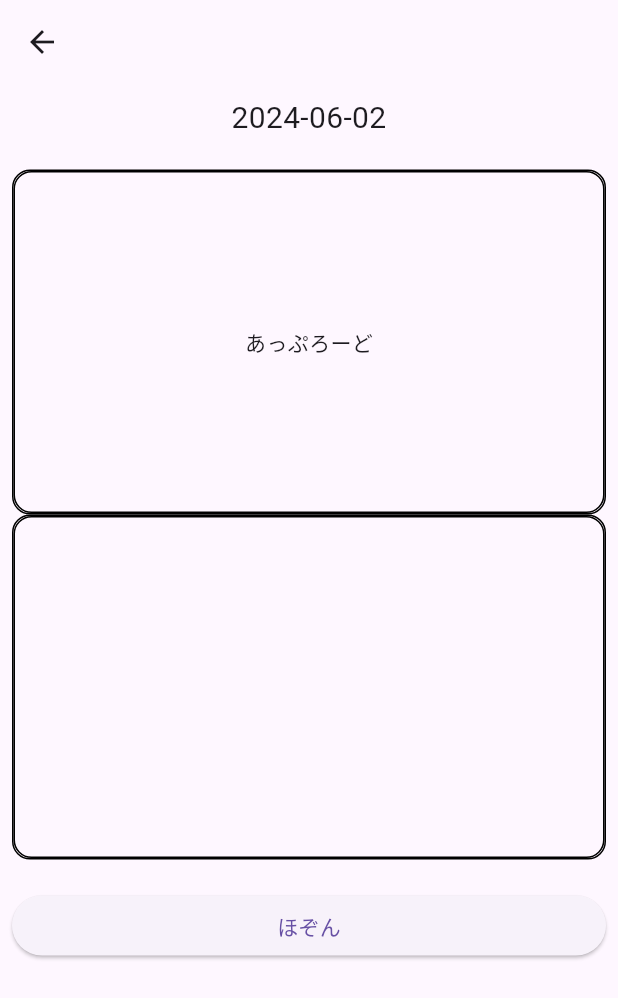
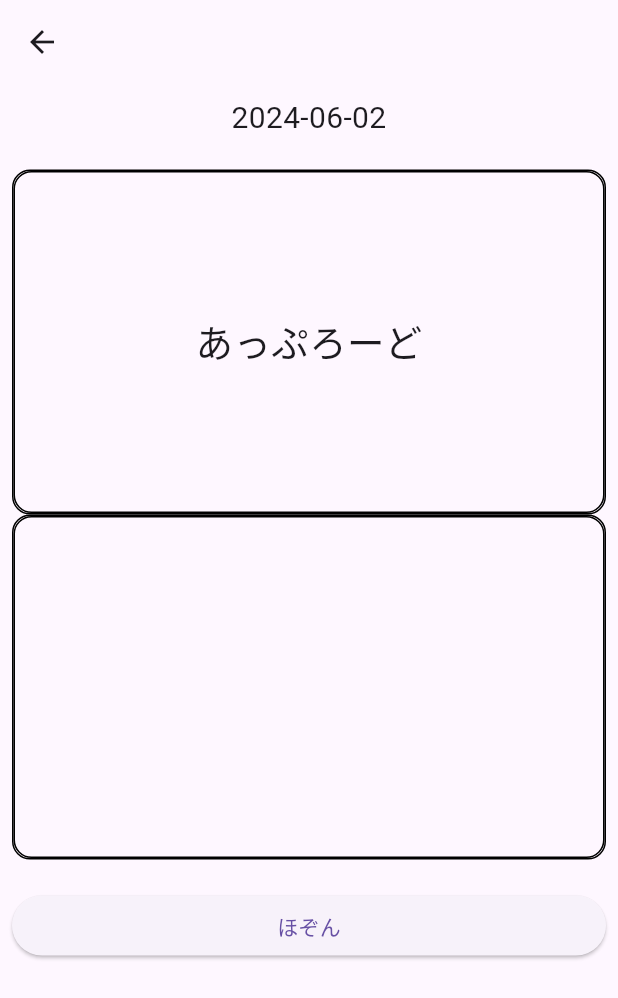
Before and after one commit to I-Shizu/fight_app2, a Flutter app: the NewPostPage screen opened directly, on a phone screen of 412 x 824 dp. Shown: the top 998 px of the screen. Run offline on Flutter 3.47's test engine with Material 3 defaults, Android fonts, the phone set to English and light mode, and no system bars; our stand-ins replace cloud_firestore, firebase_auth, firebase_core, firebase_storage, google_fonts, google_sign_in and 2 more; accounts and stored records are empty.

Commit message:
フォントサイズ変更

```diff
--- a/lib/Page/home_page.dart
+++ b/lib/Page/home_page.dart
@@ -23,7 +23,7 @@ class HomePage extends StatelessWidget {
           )
         ],
       ),
-      body: CalendarPage(),//columnするとエラーになる
+      body: const CalendarPage(),//columnするとエラーになる
     );
   }
 }
--- a/lib/Page/new_post_page.dart
+++ b/lib/Page/new_post_page.dart
@@ -60,7 +60,7 @@ class _NewPostPageState extends State<NewPostPage> {
                             duration: Duration(seconds: 3),
                           )
                         );
-                        return; // 画像が既に選択されている場合は処理を中断
+                        return; // 画像が既に選択されている場合
                       } else {
                         await upload();
                       }
@@ -111,7 +111,7 @@ class _NewPostPageState extends State<NewPostPage> {
                       ),
                       child: Text(
                         _textController.text,
-                        style: TextStyle(
+                        style: const TextStyle(
                           fontSize: 25,
                         ),
                       ),
@@ -207,7 +207,12 @@ class _NewPostPageState extends State<NewPostPage> {
           borderRadius: BorderRadius.circular(12),
         ),
         child: const Center(
-          child: Text('あっぷろーど')
+          child: Text(
+            'あっぷろーど',
+            style: TextStyle(
+              fontSize: 25,
+            ),
+          )
         ),
       );
     }
--- a/lib/calendar.dart
+++ b/lib/calendar.dart
@@ -81,7 +81,7 @@ class _CalendarPageState extends State<CalendarPage> {
                                   Row(
                                     children: [
                                       Text('${date.year}/${date.month}/${date.day}'),
-                                      Spacer(),
+                                      const Spacer(),
                                       IconButton(
                                         onPressed: () async {
                                           final imageUrl = document['imageUrl'];
@@ -126,7 +126,7 @@ class _CalendarPageState extends State<CalendarPage> {
         }
       }
     } catch (e) {
-      return null;
+      return;
     }
   }
 }
```
Also changed, not shown: lib/Page/album_page.dart (+6 -1 lines).
